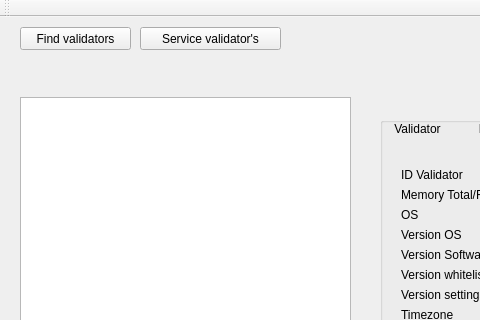
Old version of the form updater/updater.ui in the repository sergeysy/updater; both pictures show x 0 to 480 and y 0 to 320 of the 1079 by 518 pixel window.
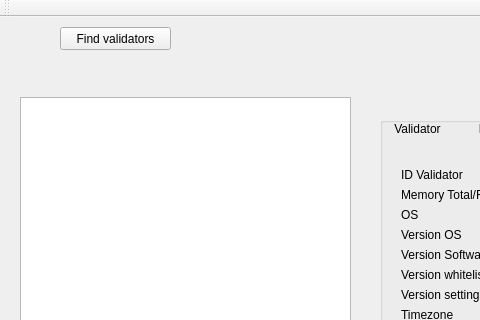
New version of the form.

Commit message: improve update list validators. remove transactions after copy. improve GUI

The edit to the form file:
```diff
--- a/updater/updater.ui
+++ b/updater/updater.ui
@@ -24,19 +24,6 @@
      </rect>
     </property>
    </widget>
-   <widget class="QPushButton" name="pbServiceValidators">
-    <property name="geometry">
-     <rect>
-      <x>140</x>
-      <y>10</y>
-      <width>141</width>
-      <height>23</height>
-     </rect>
-    </property>
-    <property name="text">
-     <string>Service validator's</string>
-    </property>
-   </widget>
    <widget class="QPushButton" name="pbUploadTransactionToServer">
     <property name="geometry">
      <rect>
@@ -54,7 +41,7 @@
    <widget class="QPushButton" name="pbFindValidators">
     <property name="geometry">
      <rect>
-      <x>20</x>
+      <x>60</x>
       <y>10</y>
       <width>111</width>
       <height>23</height>
```
Left out of the diff: 7 changed lines with no effect on the pictures. The commit also changes 5 other files.
